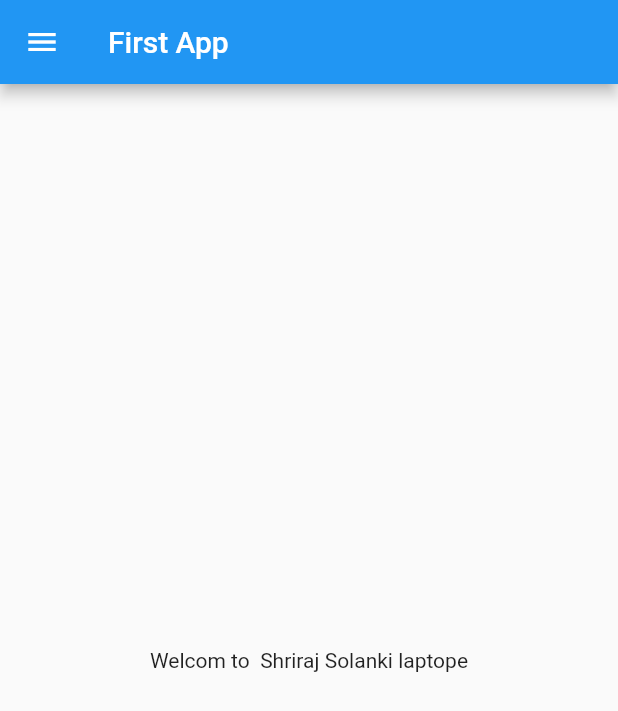
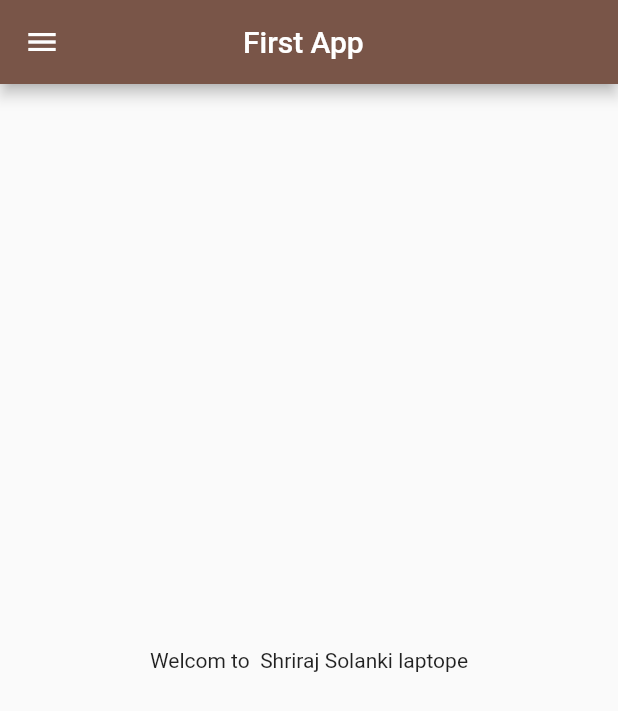
Before and after one commit to ShrirajSolanki/30_days_of_flutter, a Flutter app: the screen it shows after launch, on a phone screen of 412 x 824 dp. Shown: the top 711 px of the screen. Run offline on Flutter 3.47's test engine with Material 2 defaults, Android fonts, the phone set to English and light mode, and no system bars.

Commit message:
day 3 complited

```diff
--- a/lib/main.dart
+++ b/lib/main.dart
@@ -1,6 +1,7 @@
 import 'package:flutter/material.dart';
+import 'package:project1/pages/login_page.dart';
 
-import 'home_page.dart';
+import 'pages/home_page.dart';
 
 void main() {
   runApp(myapp());
@@ -12,7 +13,19 @@ class myapp extends StatelessWidget {
   @override
   Widget build(BuildContext context) {
     return MaterialApp(
-      home: HomePage(),
+     // home: HomePage(),//This Work when we donnot add route
+
+      themeMode: ThemeMode.light,
+      theme: ThemeData(primarySwatch: Colors.brown ),
+      darkTheme: ThemeData(
+        brightness: Brightness.dark
+      ),
+      initialRoute: "/home",//this is for seting home page as first screen
+      routes:{
+        "/": (context) => new LoginPage(),//here we can also use new key word
+        "/home": (context) => HomePage(),
+        "/login":(context) =>LoginPage() ,
+      } ,
     );
   }
 }
--- a/lib/home_page.dart
+++ b/lib/pages/home_page.dart
@@ -3,11 +3,15 @@ import 'package:flutter/material.dart';
 class HomePage extends StatelessWidget {
   const HomePage({super.key});
 
+
   @override
   Widget build(BuildContext context) {
     return Scaffold(
       appBar: AppBar(
-        title: Text("First App"),
+        title: Padding(
+          padding: const EdgeInsets.all(90.0),//given by me
+          child: Text("First App"),
+        ),
       ),
       body: Center(
         child: Container(
```
Also changed, not shown: lib/pages/login_page.dart (added, +22 -0 lines).
